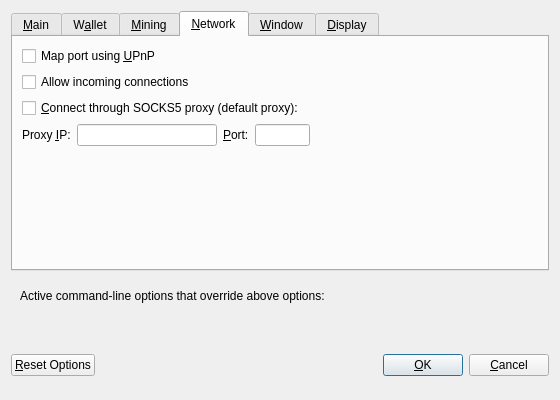
Above: src/qt/forms/optionsdialog.ui from Animecointeam/Animecoin before the change. Below: the same form after it.
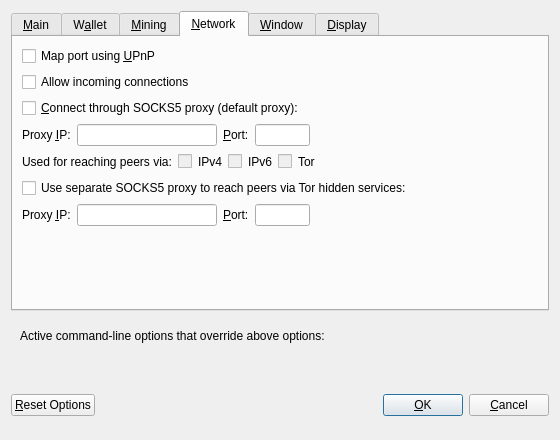
That is the form after the change. The open tabs and pages were chosen to show the change. Custom widgets are drawn as their Qt base class.

```diff
--- a/src/qt/forms/optionsdialog.ui
+++ b/src/qt/forms/optionsdialog.ui
@@ -7,7 +7,7 @@
     <x>0</x>
     <y>0</y>
     <width>560</width>
-    <height>400</height>
+    <height>440</height>
    </rect>
   </property>
   <property name="windowTitle">
@@ -341,6 +341,193 @@
          </item>
         </layout>
        </item>
+       <item>
+        <layout class="QHBoxLayout" name="horizontalLayout_2_Network">
+         <item>
+          <widget class="QLabel" name="proxyActiveNets">
+           <property name="text">
+            <string>Used for reaching peers via:</string>
+           </property>
+           <property name="textFormat">
+            <enum>Qt::PlainText</enum>
+           </property>
+          </widget>
+         </item>
+         <item>
+          <widget class="QCheckBox" name="proxyReachIPv4">
+           <property name="enabled">
+            <bool>false</bool>
+           </property>
+           <property name="toolTip">
+            <string>Shows, if the supplied default SOCKS5 proxy is used to reach peers via this network type.</string>
+           </property>
+           <property name="text">
+            <string/>
+           </property>
+          </widget>
+         </item>
+         <item>
+          <widget class="QLabel" name="proxyReachIPv4Label">
+           <property name="text">
+            <string>IPv4</string>
+           </property>
+           <property name="textFormat">
+            <enum>Qt::PlainText</enum>
+           </property>
+          </widget>
+         </item>
+         <item>
+          <widget class="QCheckBox" name="proxyReachIPv6">
+           <property name="enabled">
+            <bool>false</bool>
+           </property>
+           <property name="toolTip">
+            <string>Shows, if the supplied default SOCKS5 proxy is used to reach peers via this network type.</string>
+           </property>
+           <property name="text">
+            <string/>
+           </property>
+          </widget>
+         </item>
+         <item>
+          <widget class="QLabel" name="proxyReachIPv6Label">
+           <property name="text">
+            <string>IPv6</string>
+           </property>
+           <property name="textFormat">
+            <enum>Qt::PlainText</enum>
+           </property>
+          </widget>
+         </item>
+         <item>
+          <widget class="QCheckBox" name="proxyReachTor">
+           <property name="enabled">
+            <bool>false</bool>
+           </property>
+           <property name="toolTip">
+            <string>Shows, if the supplied default SOCKS5 proxy is used to reach peers via this network type.</string>
+           </property>
+           <property name="text">
+            <string/>
+           </property>
+          </widget>
+         </item>
+         <item>
+          <widget class="QLabel" name="proxyReachTorLabel">
+           <property name="text">
+            <string>Tor</string>
+           </property>
+           <property name="textFormat">
+            <enum>Qt::PlainText</enum>
+           </property>
+          </widget>
+         </item>
+         <item>
+          <spacer name="horizontalSpacer_2_Network">
+           <property name="orientation">
+            <enum>Qt::Horizontal</enum>
+           </property>
+           <property name="sizeHint" stdset="0">
+            <size>
+             <width>40</width>
+             <height>20</height>
+            </size>
+           </property>
+          </spacer>
+         </item>
+        </layout>
+       </item>
+       <item>
+        <widget class="QCheckBox" name="connectSocksTor">
+         <property name="toolTip">
+          <string>Connect to the Bitcoin network through a separate SOCKS5 proxy for Tor hidden services.</string>
+         </property>
+         <property name="text">
+          <string>Use separate SOCKS5 proxy to reach peers via Tor hidden services:</string>
+         </property>
+        </widget>
+       </item>
+       <item>
+        <layout class="QHBoxLayout" name="horizontalLayout_3_Network">
+         <item>
+          <widget class="QLabel" name="proxyIpTorLabel">
+           <property name="text">
+            <string>Proxy &amp;IP:</string>
+           </property>
+           <property name="textFormat">
+            <enum>Qt::PlainText</enum>
+           </property>
+           <property name="buddy">
+            <cstring>proxyIpTor</cstring>
+           </property>
+          </widget>
+         </item>
+         <item>
+          <widget class="QValidatedLineEdit" name="proxyIpTor">
+           <property name="minimumSize">
+            <size>
+             <width>140</width>
+             <height>0</height>
+            </size>
+           </property>
+           <property name="maximumSize">
+            <size>
+             <width>140</width>
+             <height>16777215</height>
+            </size>
+           </property>
+           <property name="toolTip">
+            <string>IP address of the proxy (e.g. IPv4: 127.0.0.1 / IPv6: ::1)</string>
+           </property>
+          </widget>
+         </item>
+         <item>
+          <widget class="QLabel" name="proxyPortTorLabel">
+           <property name="text">
+            <string>&amp;Port:</string>
+           </property>
+           <property name="textFormat">
+            <enum>Qt::PlainText</enum>
+           </property>
+           <property name="buddy">
+            <cstring>proxyPortTor</cstring>
+           </property>
+          </widget>
+         </item>
+         <item>
+          <widget class="QLineEdit" name="proxyPortTor">
+           <property name="minimumSize">
+            <size>
+             <width>55</width>
+             <height>0</height>
+            </size>
+           </property>
+           <property name="maximumSize">
+            <size>
+             <width>55</width>
+             <height>16777215</height>
+            </size>
+           </property>
+           <property name="toolTip">
+            <string>Port of the proxy (e.g. 9050)</string>
+           </property>
+          </widget>
+         </item>
+         <item>
+          <spacer name="horizontalSpacer_4_Network">
+           <property name="orientation">
+            <enum>Qt::Horizontal</enum>
+           </property>
+           <property name="sizeHint" stdset="0">
+            <size>
+             <width>40</width>
+             <height>20</height>
+            </size>
+           </property>
+          </spacer>
+         </item>
+        </layout>
+       </item>
        <item>
         <spacer name="verticalSpacer_Network">
          <property name="orientation">
```
